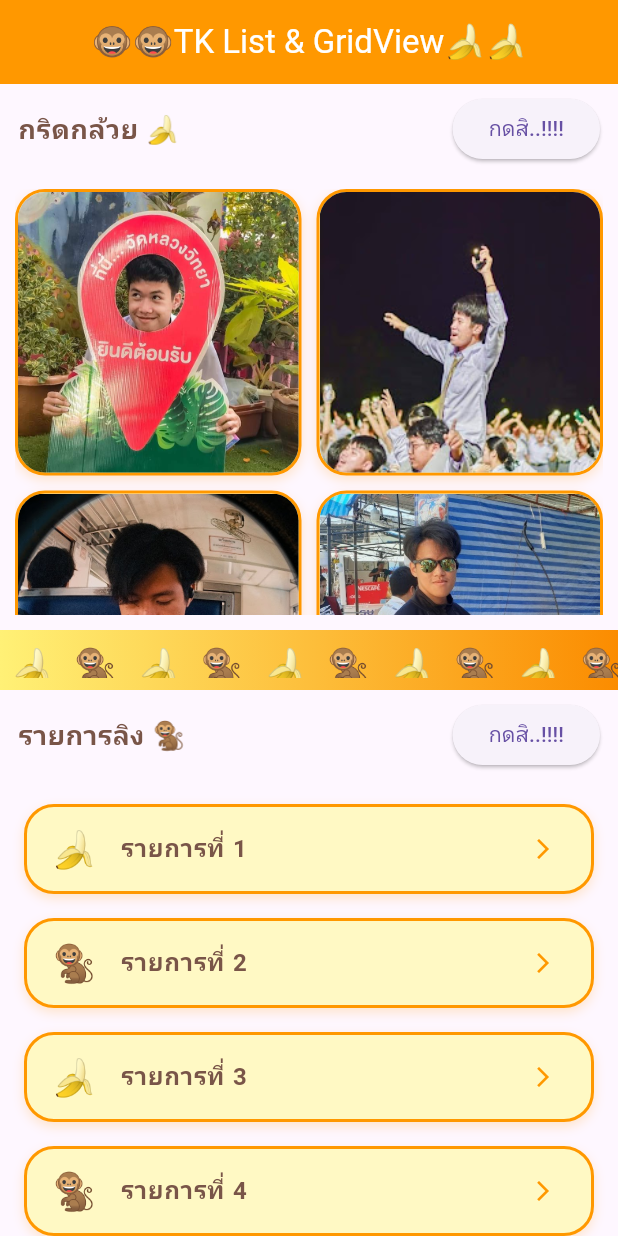
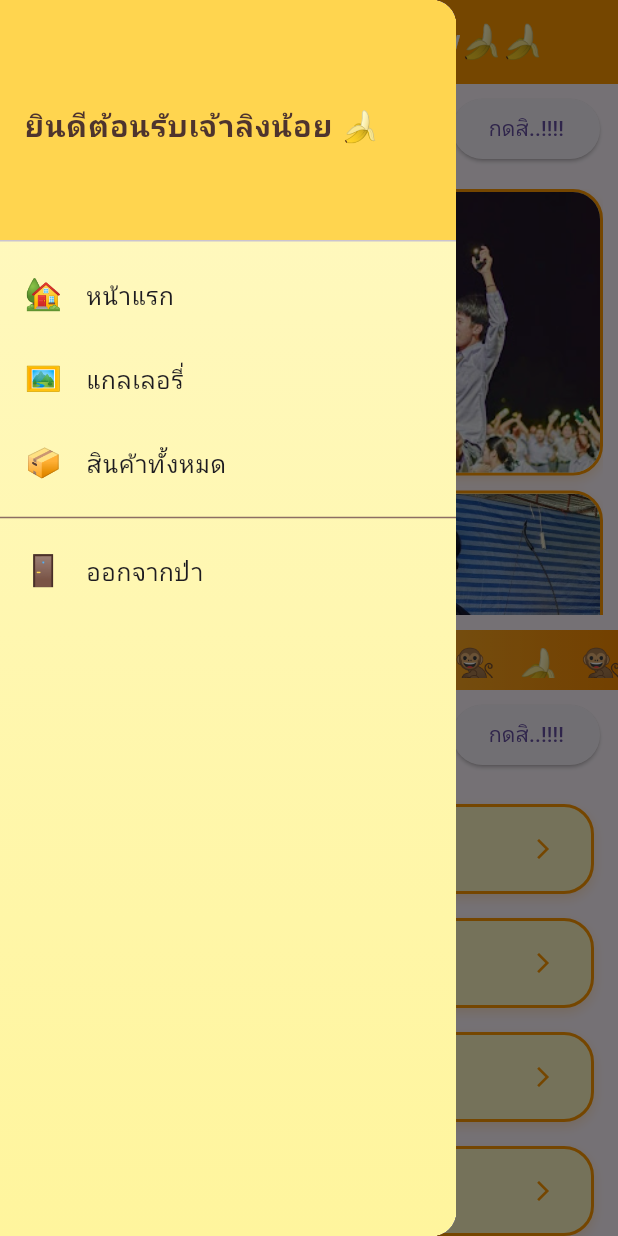
Before and after one commit to TkTossakan/Listview_app, a Flutter app: the screen it shows after launch, with the side drawer open (before the commit the screen has no drawer), on a phone screen of 412 x 824 dp. Run offline on Flutter 3.47's test engine with Material 3 defaults, Android fonts, the phone set to English and light mode, and no system bars; our stand-ins replace get.

Commit message:
add Drawer

```diff
--- /dev/null
+++ b/lib/components/drawer.dart
@@ -0,0 +1,83 @@
+import 'package:flutter/material.dart';
+import 'package:get/get.dart';
+import 'package:listview_app/gallery.dart';
+import 'package:listview_app/list.dart';
+
+class MyDrawer extends StatefulWidget {
+  const MyDrawer({super.key});
+
+  @override
+  State<MyDrawer> createState() => _MyDrawerState();
+}
+
+class _MyDrawerState extends State<MyDrawer> {
+  @override
+  Widget build(BuildContext context) {
+    return Drawer(
+      child: Container(
+        decoration: const BoxDecoration(
+          gradient: LinearGradient(
+            colors: [Color(0xFFFFF9C4), Color(0xFFFFF59D)], // โทนกล้วยแบบอบอุ่น
+            begin: Alignment.topCenter,
+            end: Alignment.bottomCenter,
+          ),
+        ),
+        child: ListView(
+          padding: EdgeInsets.zero,
+          children: [
+            const DrawerHeader(
+              decoration: BoxDecoration(
+                color: Color(0xFFFFD54F), // สีเหลืองกล้วยเข้มๆ
+              ),
+              child: Align(
+                alignment: Alignment.centerLeft,
+                child: Text(
+                  'ยินดีต้อนรับเจ้าลิงน้อย 🍌',
+                  style: TextStyle(
+                    color: Color(0xFF4E342E),
+                    fontSize: 20,
+                    fontWeight: FontWeight.bold,
+                  ),
+                ),
+              ),
+            ),
+
+            ListTile(
+              leading: const Text('🏡', style: TextStyle(fontSize: 20)),
+              title: const Text('หน้าแรก'),
+              onTap: () {
+                Navigator.pop(context);
+              },
+            ),
+
+            ListTile(
+              leading: const Text('🖼️', style: TextStyle(fontSize: 20)),
+              title: const Text('แกลเลอรี่'),
+              onTap: () {
+                Get.to(() => const Gallery());
+              },
+            ),
+
+            ListTile(
+              leading: const Text('📦', style: TextStyle(fontSize: 20)),
+              title: const Text('สินค้าทั้งหมด'),
+              onTap: () {
+                Get.to(() => const ListPage());
+              },
+            ),
+
+            const Divider(thickness: 1, color: Color(0xFF8D6E63)),
+
+            ListTile(
+              leading: const Text('🚪', style: TextStyle(fontSize: 20)),
+              title: const Text('ออกจากป่า'),
+              onTap: () {
+                Get.back(); // หรือจะใช้ Navigator.pop(context);
+              },
+            ),
+          ],
+        ),
+      ),
+    );
+  }
+}
--- a/lib/gallery.dart
+++ b/lib/gallery.dart
@@ -1,5 +1,6 @@
 import 'package:flutter/material.dart';
-import 'package:get/get.dart'; // อย่าลืม import GetX ด้วยนะ
+import 'package:get/get.dart';
+import 'package:listview_app/components/drawer.dart'; // อย่าลืม import GetX ด้วยนะ
 
 void main() {
   runApp(const MainApp());
@@ -45,6 +46,7 @@ class _GalleryState extends State<Gallery> {
         title: const Text('แกลเลอรี่ภาพ 🖼️'),
         backgroundColor: Colors.orange[400],
       ),
+      drawer: const MyDrawer(),
       body: Column(
         children: [
           Expanded(
--- a/lib/list.dart
+++ b/lib/list.dart
@@ -1,5 +1,6 @@
 import 'package:flutter/material.dart';
-import 'package:get/get.dart'; // อย่าลืม import GetX
+import 'package:get/get.dart';
+import 'package:listview_app/components/drawer.dart'; // อย่าลืม import GetX
 
 class ListPage extends StatefulWidget {
   const ListPage({super.key});
@@ -16,6 +17,7 @@ class _ListPageState extends State<ListPage> {
         title: const Text('รายการลิง 🐒'),
         backgroundColor: Colors.orange[400],
       ),
+      drawer: const MyDrawer(),
       body: Column(
         children: [
           Padding(
--- a/lib/main.dart
+++ b/lib/main.dart
@@ -1,5 +1,6 @@
 import 'package:flutter/material.dart';
 import 'package:get/get.dart';
+import 'package:listview_app/components/drawer.dart';
 import 'package:listview_app/gallery.dart';
 import 'package:listview_app/list.dart';
 
@@ -34,6 +35,7 @@ class MainApp extends StatelessWidget {
           backgroundColor: Colors.orange,
           foregroundColor: Colors.white,
         ),
+        drawer: const MyDrawer(),
         body: Column(
           children: [
             // 🔶 ส่วน GridView ครึ่งบน พร้อมหัวข้อ + ปุ่ม
```
